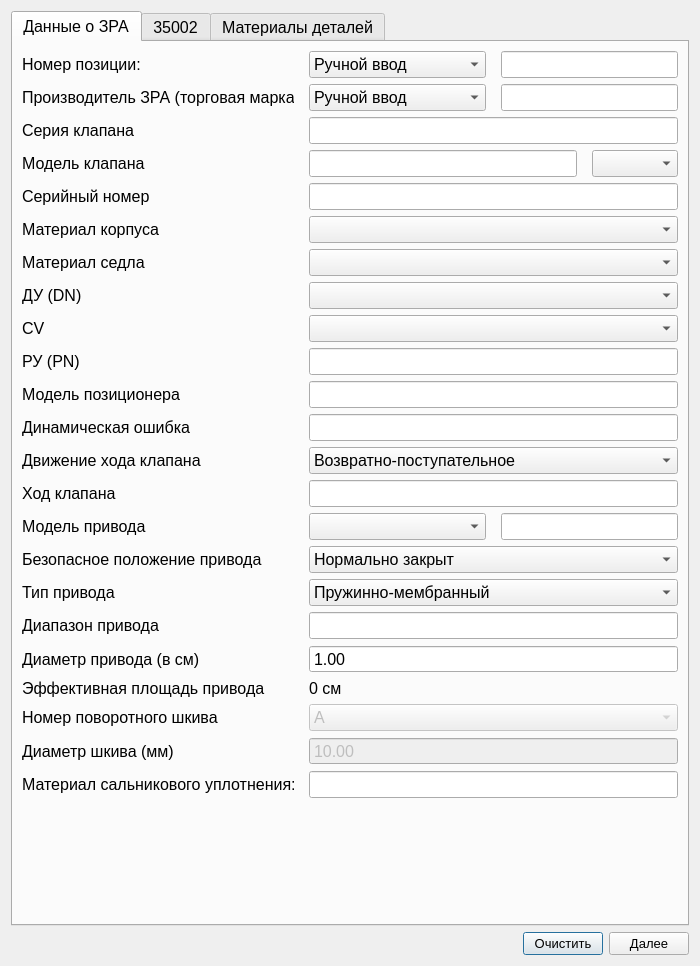
This is ValveWindow.ui in Rekvim/MpiSdk as Qt 5 draws it before an edit. The edited form follows.
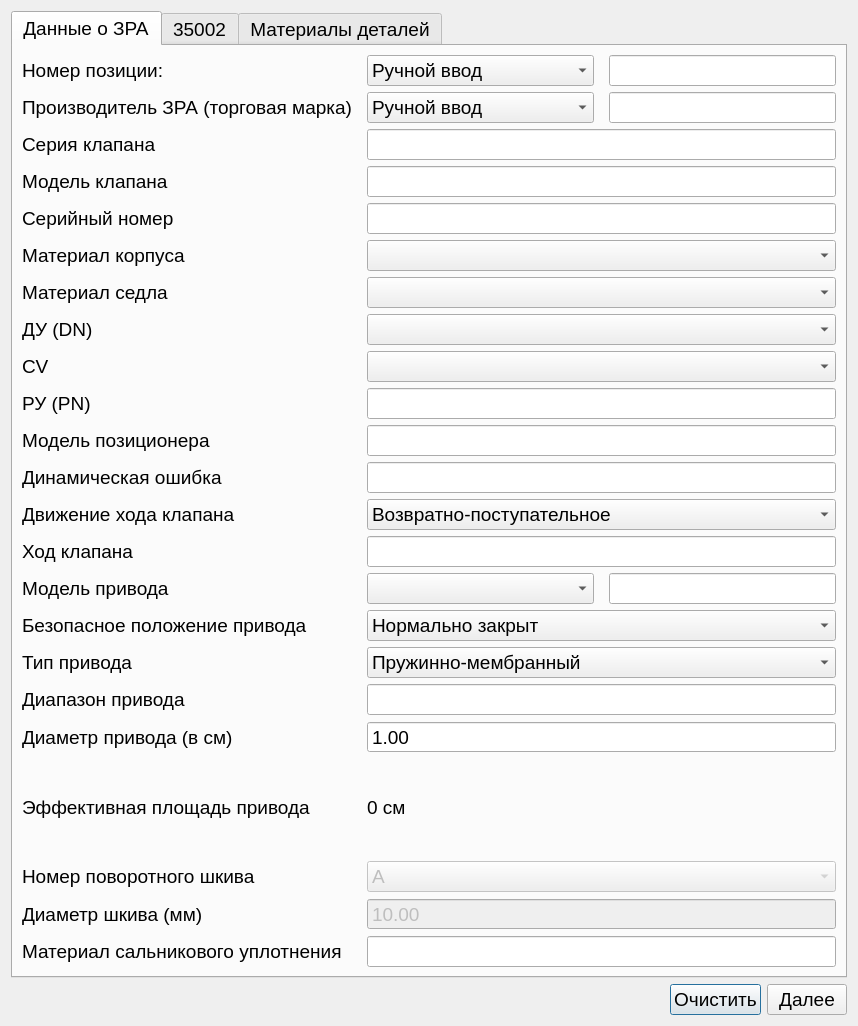
This is the edited form.

The edit to the form file:
```diff
--- a/ValveWindow.ui
+++ b/ValveWindow.ui
@@ -6,8 +6,8 @@
    <rect>
     <x>0</x>
     <y>0</y>
-    <width>700</width>
-    <height>966</height>
+    <width>858</width>
+    <height>1026</height>
    </rect>
   </property>
   <property name="font">
@@ -23,7 +23,7 @@
     <widget class="QTabWidget" name="tabWidget_Data">
      <property name="font">
       <font>
-       <pointsize>12</pointsize>
+       <pointsize>14</pointsize>
       </font>
      </property>
      <property name="currentIndex">
@@ -43,7 +43,7 @@
           <widget class="QLabel" name="label_positionNumber">
            <property name="minimumSize">
             <size>
-             <width>272</width>
+             <width>330</width>
              <height>0</height>
             </size>
            </property>
@@ -100,7 +100,7 @@
            </property>
            <property name="minimumSize">
             <size>
-             <width>272</width>
+             <width>330</width>
              <height>0</height>
             </size>
            </property>
@@ -157,7 +157,7 @@
           <widget class="QLabel" name="label_valveSeries">
            <property name="minimumSize">
             <size>
-             <width>272</width>
+             <width>330</width>
              <height>0</height>
             </size>
            </property>
@@ -186,7 +186,7 @@
           <widget class="QLabel" name="label_valveModel">
            <property name="minimumSize">
             <size>
-             <width>272</width>
+             <width>330</width>
              <height>0</height>
             </size>
            </property>
@@ -204,22 +204,6 @@
          <item>
           <widget class="QLineEdit" name="lineEdit_valveModel"/>
          </item>
-         <item>
-          <widget class="QComboBox" name="comboBox_valveModel">
-           <property name="sizePolicy">
-            <sizepolicy hsizetype="Preferred" vsizetype="Fixed">
-             <horstretch>0</horstretch>
-             <verstretch>0</verstretch>
-            </sizepolicy>
-           </property>
-           <property name="minimumSize">
-            <size>
-             <width>0</width>
-             <height>0</height>
-            </size>
-           </property>
-          </widget>
-         </item>
         </layout>
        </item>
        <item>
@@ -231,7 +215,7 @@
           <widget class="QLabel" name="label_serial">
            <property name="minimumSize">
             <size>
-             <width>272</width>
+             <width>330</width>
              <height>0</height>
             </size>
            </property>
@@ -260,7 +244,7 @@
           <widget class="QLabel" name="label_materialBody">
            <property name="minimumSize">
             <size>
-             <width>272</width>
+             <width>330</width>
              <height>0</height>
             </size>
            </property>
@@ -296,7 +280,7 @@
           <widget class="QLabel" name="label_material_saddleMaterials">
            <property name="minimumSize">
             <size>
-             <width>272</width>
+             <width>330</width>
              <height>0</height>
             </size>
            </property>
@@ -325,7 +309,7 @@
           <widget class="QLabel" name="label_DN">
            <property name="minimumSize">
             <size>
-             <width>272</width>
+             <width>330</width>
              <height>0</height>
             </size>
            </property>
@@ -367,7 +351,7 @@
           <widget class="QLabel" name="label_CV">
            <property name="minimumSize">
             <size>
-             <width>272</width>
+             <width>330</width>
              <height>0</height>
             </size>
            </property>
@@ -396,7 +380,7 @@
           <widget class="QLabel" name="label_PN">
            <property name="minimumSize">
             <size>
-             <width>272</width>
+             <width>330</width>
              <height>0</height>
             </size>
            </property>
@@ -432,7 +416,7 @@
           <widget class="QLabel" name="label_positioner">
            <property name="minimumSize">
             <size>
-             <width>272</width>
+             <width>330</width>
              <height>0</height>
             </size>
            </property>
@@ -461,7 +445,7 @@
           <widget class="QLabel" name="label_16">
            <property name="minimumSize">
             <size>
-             <width>272</width>
+             <width>330</width>
              <height>0</height>
             </size>
            </property>
@@ -490,7 +474,7 @@
           <widget class="QLabel" name="label_17">
            <property name="minimumSize">
             <size>
-             <width>272</width>
+             <width>330</width>
              <height>0</height>
             </size>
            </property>
@@ -530,7 +514,7 @@
           <widget class="QLabel" name="label_valveStroke">
            <property name="minimumSize">
             <size>
-             <width>272</width>
+             <width>330</width>
              <height>0</height>
             </size>
            </property>
@@ -559,7 +543,7 @@
           <widget class="QLabel" name="label_20">
            <property name="minimumSize">
             <size>
-             <width>272</width>
+             <width>330</width>
              <height>0</height>
             </size>
            </property>
@@ -604,7 +588,7 @@
           <widget class="QLabel" name="label_safePosition">
            <property name="minimumSize">
             <size>
-             <width>272</width>
+             <width>330</width>
              <height>0</height>
             </size>
            </property>
@@ -644,7 +628,7 @@
           <widget class="QLabel" name="label_12">
            <property name="minimumSize">
             <size>
-             <width>272</width>
+             <width>330</width>
              <height>0</height>
             </size>
            </property>
@@ -684,7 +668,7 @@
           <widget class="QLabel" name="label_13">
            <property name="minimumSize">
             <size>
-             <width>272</width>
+             <width>330</width>
              <height>0</height>
             </size>
            </property>
@@ -713,7 +697,7 @@
           <widget class="QLabel" name="label_14">
            <property name="minimumSize">
             <size>
-             <width>272</width>
+             <width>330</width>
              <height>0</height>
             </size>
            </property>
@@ -752,7 +736,7 @@
           <widget class="QLabel" name="label_square_2">
            <property name="minimumSize">
             <size>
-             <width>272</width>
+             <width>330</width>
              <height>0</height>
             </size>
            </property>
@@ -785,7 +769,7 @@
           <widget class="QLabel" name="label_toolNumber">
            <property name="minimumSize">
             <size>
-             <width>272</width>
+             <width>330</width>
              <height>0</height>
             </size>
            </property>
@@ -843,7 +827,7 @@
           <widget class="QLabel" name="label_21">
            <property name="minimumSize">
             <size>
-             <width>272</width>
+             <width>330</width>
              <height>0</height>
             </size>
            </property>
@@ -888,7 +872,7 @@
           <widget class="QLabel" name="label_materialStuffingBoxSeal">
            <property name="minimumSize">
             <size>
-             <width>272</width>
+             <width>330</width>
              <height>0</height>
             </size>
            </property>
@@ -899,7 +883,7 @@
             </size>
            </property>
            <property name="text">
-            <string>Материал сальникового уплотнения:</string>
+            <string>Материал сальникового уплотнения</string>
            </property>
           </widget>
          </item>
@@ -908,19 +892,6 @@
          </item>
         </layout>
        </item>
-       <item>
-        <spacer name="verticalSpacer">
-         <property name="orientation">
-          <enum>Qt::Orientation::Vertical</enum>
-         </property>
-         <property name="sizeHint" stdset="0">
-          <size>
-           <width>20</width>
-           <height>40</height>
-          </size>
-         </property>
-        </spacer>
-       </item>
       </layout>
      </widget>
      <widget class="QWidget" name="tab">
@@ -1373,6 +1344,11 @@
      </item>
      <item>
       <widget class="QPushButton" name="pushButton_clear">
+       <property name="font">
+        <font>
+         <pointsize>14</pointsize>
+        </font>
+       </property>
        <property name="text">
         <string>Очистить</string>
        </property>
@@ -1380,6 +1356,11 @@
      </item>
      <item>
       <widget class="QPushButton" name="pushButton">
+       <property name="font">
+        <font>
+         <pointsize>14</pointsize>
+        </font>
+       </property>
        <property name="text">
         <string>Далее</string>
        </property>
```
